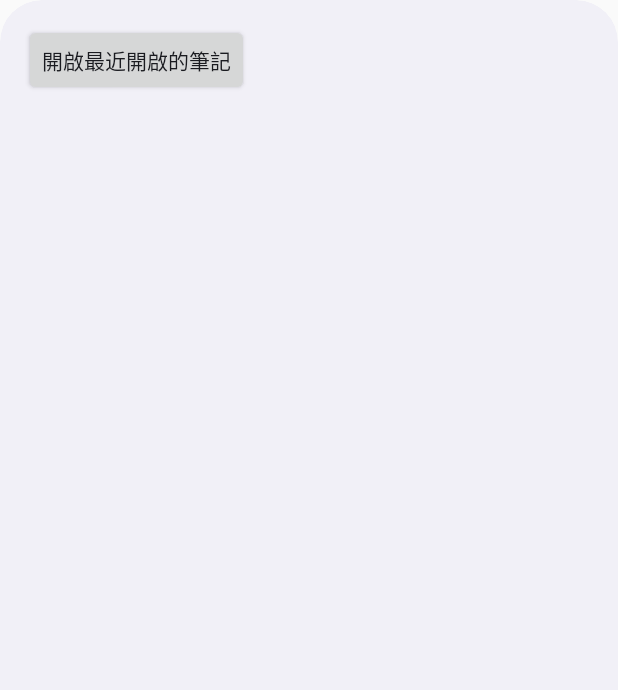
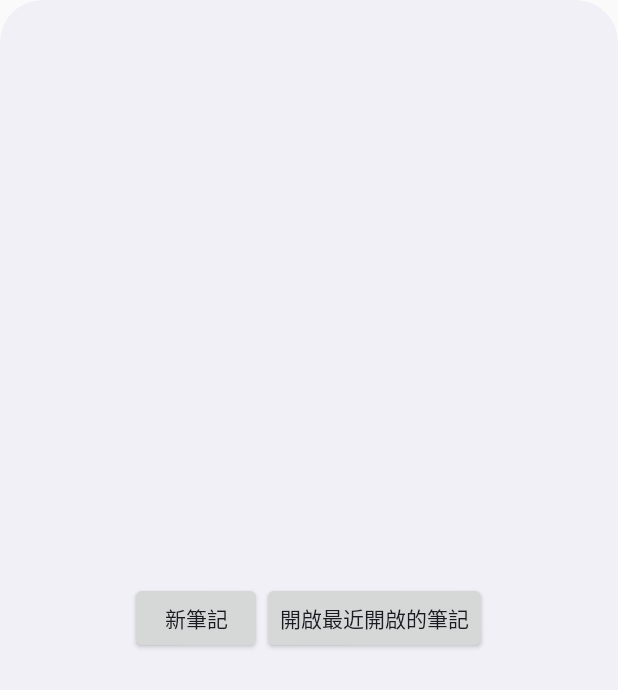
Before and after one commit to chen-yikai/National.module2.simulation, an Android app built with Jetpack Compose: the layout mad_notebook_widget.xml on its own in the app's theme, with its tools: preview values and no code run, on a phone screen of 412 x 824 dp. Shown: the top 690 px of the screen. Run offline under Robolectric (Android 15) with nearby library versions, the phone set to English and light mode, and no system bars.

Commit message:
add widget

```diff
--- a/app/src/main/res/layout/mad_notebook_widget.xml
+++ b/app/src/main/res/layout/mad_notebook_widget.xml
@@ -2,11 +2,25 @@
     style="@style/Widget.Nationalmodule2simulation.AppWidget.Container"
     android:layout_width="match_parent"
     android:layout_height="match_parent"
+    android:gravity="center"
     android:theme="@style/Theme.Nationalmodule2simulation.AppWidgetContainer">
 
-    <Button
-        android:id="@+id/open_recent"
-        android:layout_width="wrap_content"
+    <LinearLayout
+        android:layout_width="match_parent"
         android:layout_height="wrap_content"
-        android:text="開啟最近開啟的筆記" />
+        android:gravity="center_horizontal">
+
+        <Button
+            android:id="@+id/new_note"
+            style="@android:style/Widget.Material.Button"
+            android:layout_width="wrap_content"
+            android:layout_height="wrap_content"
+            android:text="新筆記" />
+
+        <Button
+            android:id="@+id/open_recent"
+            android:layout_width="wrap_content"
+            android:layout_height="wrap_content"
+            android:text="開啟最近開啟的筆記" />
+    </LinearLayout>
 </LinearLayout>
```
Also changed, not shown: app/src/main/java/com/example/nationalmodule2simulation/MainActivity.kt (+17 -0 lines), app/src/main/java/com/example/nationalmodule2simulation/screens/mad_notebook_widget.kt (+20 -5 lines).
